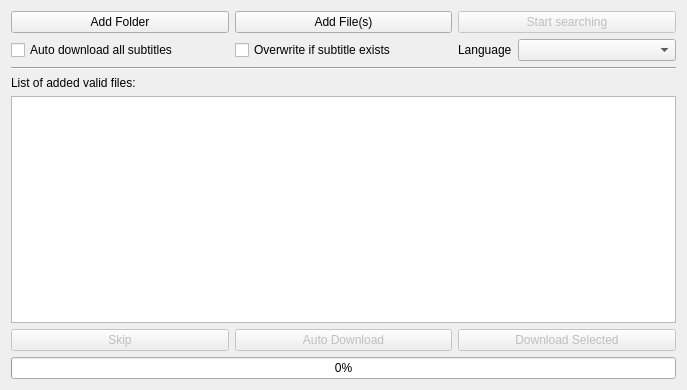
The window that ui/main.ui (nikolak/pysub) describes before a commit, drawn with Qt 5.
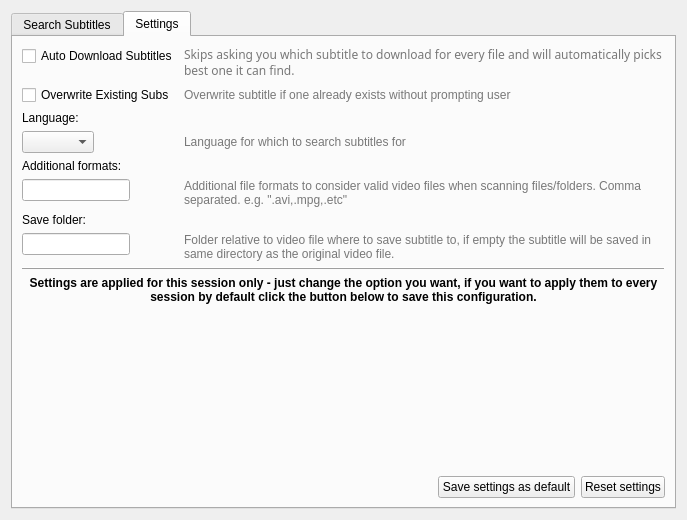
The same window after the commit. The open tabs and pages were chosen to show the change.

Commit message: Added 2 tabs, one for settings one for searching and downloading.

Patch:
```diff
--- a/ui/main.ui
+++ b/ui/main.ui
@@ -7,7 +7,7 @@
     <x>0</x>
     <y>0</y>
     <width>687</width>
-    <height>390</height>
+    <height>520</height>
    </rect>
   </property>
   <property name="windowTitle">
@@ -15,143 +15,326 @@
   </property>
   <layout class="QVBoxLayout" name="verticalLayout_2">
    <item>
-    <layout class="QGridLayout" name="gridLayout">
-     <item row="2" column="1">
-      <widget class="QCheckBox" name="overwrite">
-       <property name="text">
-        <string>Overwrite if subtitle exists</string>
-       </property>
-      </widget>
-     </item>
-     <item row="6" column="0">
-      <widget class="QPushButton" name="btn_skip">
-       <property name="enabled">
-        <bool>false</bool>
-       </property>
-       <property name="text">
-        <string>Skip</string>
-       </property>
-      </widget>
-     </item>
-     <item row="6" column="1">
-      <widget class="QPushButton" name="btn_auto_dl">
-       <property name="enabled">
-        <bool>false</bool>
-       </property>
-       <property name="text">
-        <string>Auto Download</string>
-       </property>
-      </widget>
-     </item>
-     <item row="7" column="0" colspan="3">
-      <widget class="QProgressBar" name="overall_progress">
-       <property name="value">
-        <number>0</number>
-       </property>
-      </widget>
-     </item>
-     <item row="3" column="0" colspan="3">
-      <widget class="Line" name="line">
-       <property name="orientation">
-        <enum>Qt::Horizontal</enum>
-       </property>
-      </widget>
-     </item>
-     <item row="1" column="1">
-      <widget class="QPushButton" name="btn_add_file">
-       <property name="text">
-        <string>Add File(s)</string>
-       </property>
-      </widget>
-     </item>
-     <item row="6" column="2">
-      <widget class="QPushButton" name="btn_dl_sel">
-       <property name="enabled">
-        <bool>false</bool>
-       </property>
-       <property name="text">
-        <string>Download Selected</string>
-       </property>
-      </widget>
-     </item>
-     <item row="1" column="0">
-      <widget class="QPushButton" name="btn_add_folder">
-       <property name="text">
-        <string>Add Folder</string>
-       </property>
-      </widget>
-     </item>
-     <item row="2" column="0">
-      <layout class="QGridLayout" name="gridLayout_2">
-       <item row="0" column="0">
-        <widget class="QCheckBox" name="auto_download">
-         <property name="text">
-          <string>Auto download all subtitles</string>
+    <widget class="QTabWidget" name="tabWidget">
+     <property name="currentIndex">
+      <number>0</number>
+     </property>
+     <widget class="QWidget" name="tab_search">
+      <attribute name="title">
+       <string>Search Subtitles</string>
+      </attribute>
+      <layout class="QHBoxLayout" name="horizontalLayout">
+       <item>
+        <layout class="QGridLayout" name="gridLayout">
+         <item row="5" column="1">
+          <widget class="QPushButton" name="btn_auto_dl">
+           <property name="enabled">
+            <bool>false</bool>
+           </property>
+           <property name="text">
+            <string>Auto Download</string>
+           </property>
+          </widget>
+         </item>
+         <item row="2" column="0" colspan="3">
+          <widget class="Line" name="line">
+           <property name="frameShadow">
+            <enum>QFrame::Plain</enum>
+           </property>
+           <property name="orientation">
+            <enum>Qt::Horizontal</enum>
+           </property>
+          </widget>
+         </item>
+         <item row="1" column="2">
+          <widget class="QPushButton" name="btn_start">
+           <property name="enabled">
+            <bool>false</bool>
+           </property>
+           <property name="text">
+            <string>Start searching</string>
+           </property>
+          </widget>
+         </item>
+         <item row="4" column="0" colspan="3">
+          <widget class="QTreeView" name="file_list">
+           <property name="editTriggers">
+            <set>QAbstractItemView::NoEditTriggers</set>
+           </property>
+           <property name="showDropIndicator" stdset="0">
+            <bool>false</bool>
+           </property>
+           <property name="alternatingRowColors">
+            <bool>true</bool>
+           </property>
+           <property name="itemsExpandable">
+            <bool>false</bool>
+           </property>
+           <property name="sortingEnabled">
+            <bool>true</bool>
+           </property>
+           <property name="animated">
+            <bool>true</bool>
+           </property>
+           <property name="allColumnsShowFocus">
+            <bool>true</bool>
+           </property>
+           <property name="expandsOnDoubleClick">
+            <bool>false</bool>
+           </property>
+          </widget>
+         </item>
+         <item row="3" column="0" colspan="3">
+          <widget class="QLabel" name="status_label">
+           <property name="text">
+            <string>List of added valid files:</string>
+           </property>
+          </widget>
+         </item>
+         <item row="5" column="2">
+          <widget class="QPushButton" name="btn_dl_sel">
+           <property name="enabled">
+            <bool>false</bool>
+           </property>
+           <property name="text">
+            <string>Download Selected</string>
+           </property>
+          </widget>
+         </item>
+         <item row="6" column="0" colspan="3">
+          <widget class="QProgressBar" name="overall_progress">
+           <property name="value">
+            <number>0</number>
+           </property>
+          </widget>
+         </item>
+         <item row="5" column="0">
+          <widget class="QPushButton" name="btn_skip">
+           <property name="enabled">
+            <bool>false</bool>
+           </property>
+           <property name="text">
+            <string>Skip</string>
+           </property>
+          </widget>
+         </item>
+         <item row="1" column="0">
+          <widget class="QPushButton" name="btn_add_folder">
+           <property name="text">
+            <string>Add Folder</string>
+           </property>
+          </widget>
+         </item>
+         <item row="1" column="1">
+          <widget class="QPushButton" name="btn_add_file">
+           <property name="text">
+            <string>Add File(s)</string>
+           </property>
+          </widget>
+         </item>
+        </layout>
+       </item>
+      </layout>
+     </widget>
+     <widget class="QWidget" name="tab_settings">
+      <attribute name="title">
+       <string>Settings</string>
+      </attribute>
+      <layout class="QVBoxLayout" name="verticalLayout">
+       <item>
+        <layout class="QFormLayout" name="formLayout_2">
+         <property name="fieldGrowthPolicy">
+          <enum>QFormLayout::AllNonFixedFieldsGrow</enum>
          </property>
+         <item row="1" column="0">
+          <widget class="QCheckBox" name="chk_auto_dl">
+           <property name="text">
+            <string>Auto Download Subtitles</string>
+           </property>
+          </widget>
+         </item>
+         <item row="1" column="1">
+          <widget class="QLabel" name="label_auto_download">
+           <property name="font">
+            <font>
+             <family>Droid Sans</family>
+             <italic>false</italic>
+             <underline>false</underline>
+             <kerning>true</kerning>
+            </font>
+           </property>
+           <property name="text">
+            <string>&lt;html&gt;&lt;head/&gt;&lt;body&gt;&lt;p&gt;&lt;span style=&quot; color:#787878;&quot;&gt;Skips asking you which subtitle to download for every file and will automatically picks best one it can find. &lt;/span&gt;&lt;/p&gt;&lt;/body&gt;&lt;/html&gt;</string>
+           </property>
+           <property name="textFormat">
+            <enum>Qt::AutoText</enum>
+           </property>
+           <property name="scaledContents">
+            <bool>false</bool>
+           </property>
+           <property name="wordWrap">
+            <bool>true</bool>
+           </property>
+          </widget>
+         </item>
+         <item row="2" column="0">
+          <widget class="QCheckBox" name="chk_overwrite">
+           <property name="text">
+            <string>Overwrite Existing Subs</string>
+           </property>
+          </widget>
+         </item>
+         <item row="2" column="1">
+          <widget class="QLabel" name="label_overwrite">
+           <property name="text">
+            <string>&lt;html&gt;&lt;head/&gt;&lt;body&gt;&lt;p&gt;&lt;span style=&quot; color:#787878;&quot;&gt;Overwrite subtitle if one already exists without prompting user&lt;/span&gt;&lt;/p&gt;&lt;/body&gt;&lt;/html&gt;</string>
+           </property>
+           <property name="wordWrap">
+            <bool>true</bool>
+           </property>
+          </widget>
+         </item>
+         <item row="3" column="0">
+          <widget class="QLabel" name="label_lang_indicator">
+           <property name="text">
+            <string>Language:</string>
+           </property>
+          </widget>
+         </item>
+         <item row="4" column="0">
+          <widget class="QComboBox" name="cbo_language"/>
+         </item>
+         <item row="4" column="1">
+          <widget class="QLabel" name="label_language">
+           <property name="text">
+            <string>&lt;html&gt;&lt;head/&gt;&lt;body&gt;&lt;p&gt;&lt;span style=&quot; color:#787878;&quot;&gt;Language for which to search subtitles for&lt;/span&gt;&lt;/p&gt;&lt;/body&gt;&lt;/html&gt;</string>
+           </property>
+           <property name="wordWrap">
+            <bool>true</bool>
+           </property>
+          </widget>
+         </item>
+         <item row="6" column="0">
+          <widget class="QLabel" name="label_formats_indicator">
+           <property name="text">
+            <string>Additional formats:</string>
+           </property>
+          </widget>
+         </item>
+         <item row="7" column="0">
+          <widget class="QLineEdit" name="edt_formats"/>
+         </item>
+         <item row="7" column="1">
+          <widget class="QLabel" name="label_formats">
+           <property name="text">
+            <string>&lt;html&gt;&lt;head/&gt;&lt;body&gt;&lt;p&gt;&lt;span style=&quot; color:#787878;&quot;&gt;Additional file formats to consider valid video files when scanning files/folders. Comma separated. e.g. &amp;quot;.avi,.mpg,.etc&amp;quot;&lt;/span&gt;&lt;/p&gt;&lt;/body&gt;&lt;/html&gt;</string>
+           </property>
+           <property name="wordWrap">
+            <bool>true</bool>
+           </property>
+          </widget>
+         </item>
+         <item row="8" column="0">
+          <widget class="QLabel" name="label_folder_indicator">
+           <property name="text">
+            <string>Save folder:</string>
+           </property>
+          </widget>
+         </item>
+         <item row="9" column="0">
+          <widget class="QLineEdit" name="edt_subfolder"/>
+         </item>
+         <item row="9" column="1">
+          <widget class="QLabel" name="label_subfolder">
+           <property name="text">
+            <string>&lt;html&gt;&lt;head/&gt;&lt;body&gt;&lt;p&gt;&lt;span style=&quot; color:#787878;&quot;&gt;Folder relative to video file where to save subtitle to, if empty the subtitle will be saved in same directory as the original video file. &lt;/span&gt;&lt;/p&gt;&lt;/body&gt;&lt;/html&gt;</string>
+           </property>
+           <property name="wordWrap">
+            <bool>true</bool>
+           </property>
+          </widget>
+         </item>
+        </layout>
+       </item>
+       <item>
+        <widget class="Line" name="line_2">
+         <property name="frameShadow">
+          <enum>QFrame::Raised</enum>
+         </property>
+         <property name="orientation">
+          <enum>Qt::Horizontal</enum>
+         </property>
         </widget>
        </item>
-      </layout>
-     </item>
-     <item row="4" column="0" colspan="3">
-      <widget class="QLabel" name="status_label">
-       <property name="text">
-        <string>List of added valid files:</string>
-       </property>
-      </widget>
-     </item>
-     <item row="1" column="2">
-      <widget class="QPushButton" name="btn_start">
-       <property name="enabled">
-        <bool>false</bool>
-       </property>
-       <property name="text">
-        <string>Start searching</string>
-       </property>
-      </widget>
-     </item>
-     <item row="2" column="2">
-      <layout class="QFormLayout" name="formLayout">
-       <item row="0" column="0">
-        <widget class="QLabel" name="language_label">
+       <item>
+        <widget class="QLabel" name="label_info">
+         <property name="font">
+          <font>
+           <weight>75</weight>
+           <bold>true</bold>
+          </font>
+         </property>
          <property name="text">
-          <string>Language</string>
+          <string>&lt;html&gt;&lt;head/&gt;&lt;body&gt;&lt;p align=&quot;center&quot;&gt;Settings are applied for this session only - just change the option you want, if you want to apply them to every session by default click the button below to save this configuration.&lt;/p&gt;&lt;/body&gt;&lt;/html&gt;</string>
          </property>
+         <property name="wordWrap">
+          <bool>true</bool>
+         </property>
         </widget>
        </item>
-       <item row="0" column="1">
-        <widget class="QComboBox" name="language"/>
+       <item>
+        <spacer name="verticalSpacer">
+         <property name="orientation">
+          <enum>Qt::Vertical</enum>
+         </property>
+         <property name="sizeHint" stdset="0">
+          <size>
+           <width>20</width>
+           <height>40</height>
+          </size>
+         </property>
+        </spacer>
        </item>
+       <item>
+        <layout class="QHBoxLayout" name="horizontalLayout_2">
+         <item>
+          <spacer name="horizontalSpacer">
+           <property name="orientation">
+            <enum>Qt::Horizontal</enum>
+           </property>
+           <property name="sizeHint" stdset="0">
+            <size>
+             <width>40</width>
+             <height>20</height>
+            </size>
+           </property>
+          </spacer>
+         </item>
+         <item>
+          <widget class="QPushButton" name="btn_save_conf">
+           <property name="text">
+            <string>Save settings as default</string>
+           </property>
+          </widget>
+         </item>
+         <item>
+          <widget class="QPushButton" name="btn_reset_conf">
+           <property name="text">
+            <string>Reset settings</string>
+           </property>
+           <property name="checkable">
+            <bool>false</bool>
+           </property>
+           <property name="flat">
+            <bool>false</bool>
+           </property>
+          </widget>
+         </item>
+        </layout>
+       </item>
       </layout>
-     </item>
-     <item row="5" column="0" colspan="3">
-      <widget class="QTreeView" name="file_list">
-       <property name="editTriggers">
-        <set>QAbstractItemView::NoEditTriggers</set>
-       </property>
-       <property name="showDropIndicator" stdset="0">
-        <bool>false</bool>
-       </property>
-       <property name="alternatingRowColors">
-        <bool>true</bool>
-       </property>
-       <property name="itemsExpandable">
-        <bool>false</bool>
-       </property>
-       <property name="sortingEnabled">
-        <bool>true</bool>
-       </property>
-       <property name="animated">
-        <bool>true</bool>
-       </property>
-       <property name="allColumnsShowFocus">
-        <bool>true</bool>
-       </property>
-       <property name="expandsOnDoubleClick">
-        <bool>false</bool>
-       </property>
-      </widget>
-     </item>
-    </layout>
+     </widget>
+    </widget>
    </item>
   </layout>
  </widget>
```
Left out of the diff: 22 changed lines with no effect on the pictures. The commit also changes 1 other file.
